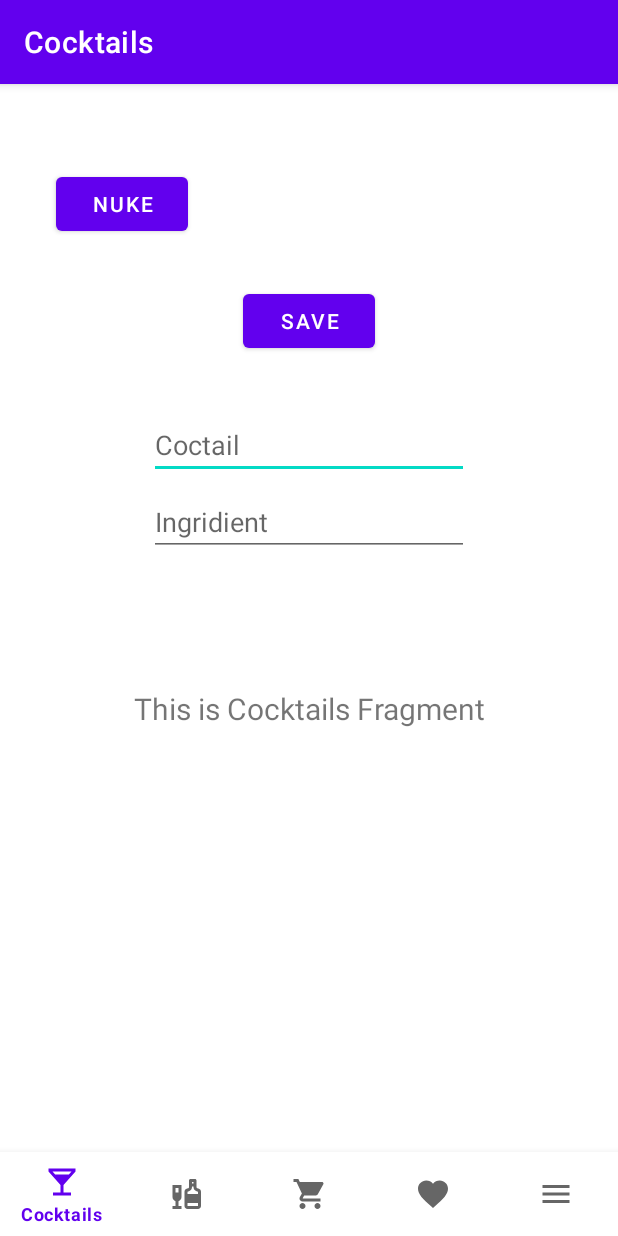
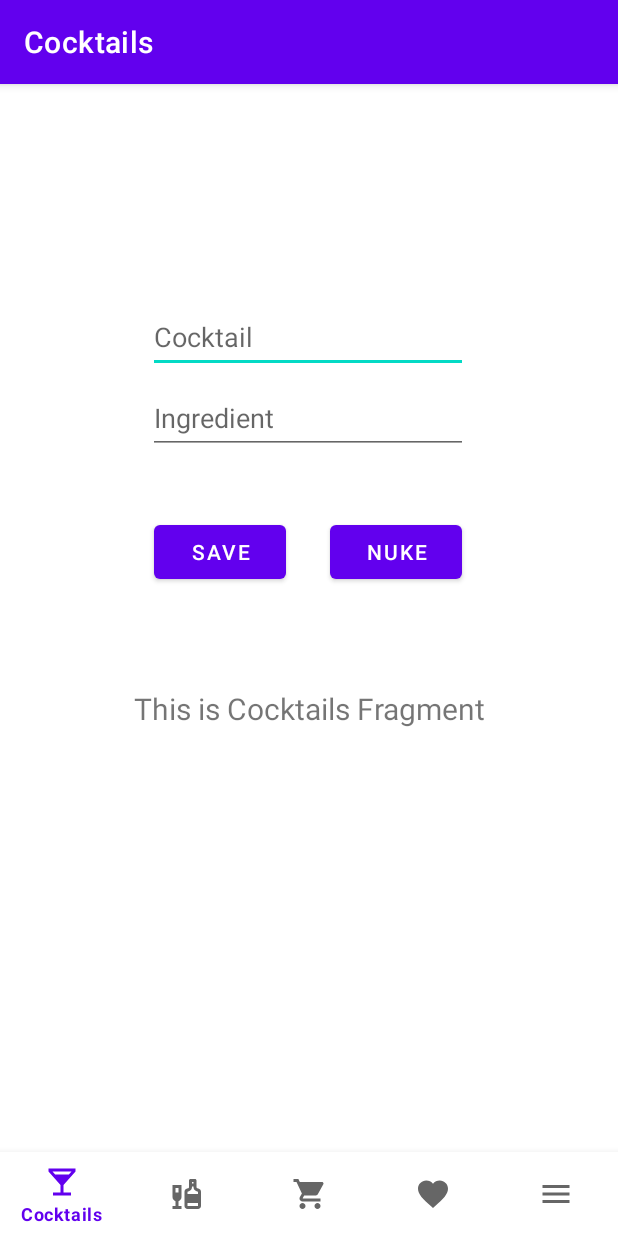
Before and after one commit to tv1light/AppPrototype_1, an Android app built with Jetpack Compose: the screen it shows after launch (MainActivity), on a phone screen of 412 x 824 dp. Run offline under Robolectric (Android 15) with nearby library versions, the phone set to English and light mode, and no system bars; our stand-ins replace Room's generated code, navigation-ui.

Commit message:
No splash, some changes

```diff
--- a/app/src/main/AndroidManifest.xml
+++ b/app/src/main/AndroidManifest.xml
@@ -1,6 +1,6 @@
 <?xml version="1.0" encoding="utf-8"?>
 <manifest xmlns:android="http://schemas.android.com/apk/res/android"
-    xmlns:tools="http://schemas.android.com/tools" >
+    xmlns:tools="http://schemas.android.com/tools">
 
     <application
         android:allowBackup="true"
@@ -9,18 +9,17 @@
         android:icon="@mipmap/ic_launcher"
         android:label="@string/app_name"
         android:supportsRtl="true"
-        android:theme="@style/Theme.AppPrototype1"
-        tools:targetApi="31" >
+        tools:targetApi="31">
         <activity
-            android:name=".MainActivity"
+            android:theme="@style/Theme.AppPrototype1"
+                android:name=".MainActivity"
             android:exported="true"
-            android:theme="@style/Theme.AppPrototype1" >
+           >
             <intent-filter>
                 <action android:name="android.intent.action.MAIN" />
-
                 <category android:name="android.intent.category.LAUNCHER" />
             </intent-filter>
         </activity>
+
     </application>
-
 </manifest>
--- a/app/src/main/java/com/example/appprototype1/MainActivity.kt
+++ b/app/src/main/java/com/example/appprototype1/MainActivity.kt
@@ -9,23 +9,21 @@ import androidx.navigation.ui.setupActionBarWithNavController
 import androidx.navigation.ui.setupWithNavController
 import com.example.appprototype1.databinding.ActivityMainBinding
 
+
+@Suppress("NAME_SHADOWING")
 class MainActivity : AppCompatActivity() {
-    //vlad molodec
 
     private lateinit var binding: ActivityMainBinding
 
     override fun onCreate(savedInstanceState: Bundle?) {
+
         super.onCreate(savedInstanceState)
-
         binding = ActivityMainBinding.inflate(layoutInflater)
         setContentView(binding.root)
 
-
         val db = DataBase.getDB(this)
 
-
-
-//        val it = Item(null,"Bloody Mary", "Vodka") //тестовая херь, думаю будет удобнее её в отдельное окно вынести
+//       val it = Item(null,"Bloody Mary", "Vodka") //тестовая херь, думаю будет удобнее её в отдельное окно вынести
 
         binding.buttonSave.setOnClickListener{
             val it = Item(null,
@@ -50,7 +48,6 @@ class MainActivity : AppCompatActivity() {
         val appBarConfiguration = AppBarConfiguration(
             setOf(
                 R.id.navigation_home, R.id.navigation_ingredients,
-                //brbrbrbrbrb
                 R.id.navigation_cart, R.id.navigation_favorites,
                 R.id.navigation_menu
             )
@@ -58,8 +55,6 @@ class MainActivity : AppCompatActivity() {
 //        db.clearAllTables()
 
 
-
-        //vlad horoshiy
         setupActionBarWithNavController(navController, appBarConfiguration)
         navView.setupWithNavController(navController)
     }
--- /dev/null
+++ b/app/src/main/res/drawable/bg_gradient.xml
@@ -0,0 +1,9 @@
+<?xml version="1.0" encoding="utf-8"?>
+<shape xmlns:android="http://schemas.android.com/apk/res/android"
+    android:shape="rectangle" >
+    <gradient
+        android:type="linear"
+        android:angle="135"
+        android:startColor="#ff1b49"
+        android:endColor="#e67d20" />
+</shape>
--- a/app/src/main/res/layout/activity_main.xml
+++ b/app/src/main/res/layout/activity_main.xml
@@ -17,7 +17,8 @@
         app:layout_constraintBottom_toBottomOf="parent"
         app:layout_constraintLeft_toLeftOf="parent"
         app:layout_constraintRight_toRightOf="parent"
-        app:menu="@menu/bottom_nav_menu" />
+        app:menu="@menu/bottom_nav_menu"
+        tools:ignore="VisualLintBottomNav" />
 
     <fragment
         android:id="@+id/nav_host_fragment_activity_main"
@@ -26,43 +27,53 @@
         android:layout_height="match_parent"
         app:defaultNavHost="true"
         app:layout_constraintBottom_toTopOf="@id/nav_view"
+        app:layout_constraintEnd_toEndOf="parent"
         app:layout_constraintHorizontal_bias="0.0"
         app:layout_constraintLeft_toLeftOf="parent"
         app:layout_constraintRight_toRightOf="parent"
+        app:layout_constraintStart_toStartOf="parent"
         app:layout_constraintTop_toTopOf="parent"
-        app:layout_constraintVertical_bias="0.0"
+        app:layout_constraintVertical_bias="1.0"
         app:navGraph="@navigation/mobile_navigation" />
 
     <Button
         android:id="@+id/buttonSave"
         android:layout_width="wrap_content"
         android:layout_height="wrap_content"
-        android:layout_marginBottom="530dp"
+        android:layout_marginStart="4dp"
         android:text="Save"
-        app:layout_constraintBottom_toTopOf="@+id/nav_view"
-        app:layout_constraintEnd_toEndOf="@+id/nav_view"
-        app:layout_constraintStart_toStartOf="parent" />
+        app:layout_constraintBottom_toBottomOf="parent"
+        app:layout_constraintStart_toStartOf="@+id/edIngr"
+        app:layout_constraintTop_toTopOf="parent"
+        app:layout_constraintVertical_bias="0.349"
+        tools:ignore="HardcodedText" />
 
     <EditText
         android:id="@+id/edCoct"
         android:layout_width="wrap_content"
         android:layout_height="wrap_content"
-        android:layout_marginTop="-550dp"
         android:ems="10"
-        android:hint="Coctail"
+        android:hint="@string/cocktail"
         android:inputType="textPersonName"
+        android:minHeight="48dp"
+        app:layout_constraintBottom_toTopOf="@+id/nav_view"
         app:layout_constraintEnd_toEndOf="parent"
-        app:layout_constraintStart_toStartOf="@+id/nav_host_fragment_activity_main"
-        app:layout_constraintTop_toBottomOf="@+id/nav_host_fragment_activity_main" />
+        app:layout_constraintHorizontal_bias="0.497"
+        app:layout_constraintStart_toStartOf="parent"
+        app:layout_constraintTop_toTopOf="@+id/nav_host_fragment_activity_main"
+        app:layout_constraintVertical_bias="0.218"
+        android:autofillHints="" />
 
     <EditText
         android:id="@+id/edIngr"
         android:layout_width="wrap_content"
         android:layout_height="wrap_content"
         android:layout_marginTop="6dp"
+        android:autofillHints=""
         android:ems="10"
-        android:hint="Ingridient"
+        android:hint="@string/ingredient"
         android:inputType="textPersonName"
+        android:minHeight="48dp"
         app:layout_constraintEnd_toEndOf="@+id/edCoct"
         app:layout_constraintStart_toStartOf="@+id/edCoct"
         app:layout_constraintTop_toBottomOf="@+id/edCoct" />
@@ -71,9 +82,31 @@
         android:id="@+id/buttonNuke"
         android:layout_width="wrap_content"
         android:layout_height="wrap_content"
-        android:text="Nuke"
-        app:layout_constraintEnd_toStartOf="@+id/buttonSave"
-        app:layout_constraintStart_toStartOf="@+id/nav_view"
-        tools:layout_editor_absoluteY="35dp" />
+        android:layout_marginEnd="4dp"
+        android:text="@string/nuke"
+        app:layout_constraintBottom_toBottomOf="parent"
+        app:layout_constraintEnd_toEndOf="@+id/edIngr"
+        app:layout_constraintTop_toTopOf="parent"
+        app:layout_constraintVertical_bias="0.349" />
+
+    <androidx.constraintlayout.widget.Guideline
+        android:id="@+id/guideline2"
+        android:layout_width="wrap_content"
+        android:layout_height="wrap_content"
+        android:layout_marginEnd="411dp"
+        android:orientation="horizontal"
+        app:layout_constraintEnd_toEndOf="parent"
+        app:layout_constraintGuide_begin="248dp"
+        app:layout_constraintStart_toEndOf="@+id/nav_host_fragment_activity_main" />
+
+    <androidx.constraintlayout.widget.Group
+        android:id="@+id/group"
+        android:layout_width="wrap_content"
+        android:layout_height="wrap_content"
+        app:constraint_referenced_ids="buttonNuke,buttonSave"
+        app:layout_constraintBottom_toTopOf="@+id/nav_host_fragment_activity_main"
+        app:layout_constraintEnd_toStartOf="parent"
+        app:layout_constraintStart_toStartOf="parent"
+        app:layout_constraintTop_toTopOf="@+id/nav_host_fragment_activity_main" />
 
 </androidx.constraintlayout.widget.ConstraintLayout>
--- a/app/src/main/res/mipmap-anydpi-v26/ic_launcher_round.xml
+++ b/app/src/main/res/mipmap-anydpi-v26/ic_launcher_round.xml
@@ -1,5 +1,5 @@
 <?xml version="1.0" encoding="utf-8"?>
 <adaptive-icon xmlns:android="http://schemas.android.com/apk/res/android">
     <background android:drawable="@mipmap/ic_launcher_background"/>
-    <foreground android:drawable="@mipmap/ic_launcher_foreground"/>
+    <foreground android:drawable="@drawable/splash"/>
 </adaptive-icon>
--- a/app/src/main/res/values/colors.xml
+++ b/app/src/main/res/values/colors.xml
@@ -6,5 +6,9 @@
     <color name="teal_200">#FF03DAC5</color>
     <color name="teal_700">#FF018786</color>
     <color name="black">#FF000000</color>
-    <color name="white">#FFFFFFFF</color>
+    <color name="orange_900">#BF360C</color>
+    <color name="pink">#E6195A</color>
+    <color name="orange_500">#FF5722</color>
+    <color name="yellow_900">#F57F17</color>
+    <color name="white">#FFFFFF</color>
 </resources>
--- a/app/src/main/res/values/strings.xml
+++ b/app/src/main/res/values/strings.xml
@@ -6,4 +6,8 @@
     <string name="title_favorites">Favorites</string>
     <string name="title_menu">Menu</string>
     <string name="title_activity_main">MainActivity</string>
+    <string name="title_splash_activity">Bar Card</string>
+    <string name="cocktail">Cocktail</string>
+    <string name="ingredient">Ingredient</string>
+    <string name="nuke">Nuke</string>
 </resources>
--- a/app/src/main/res/values/themes.xml
+++ b/app/src/main/res/values/themes.xml
@@ -1,4 +1,4 @@
-<resources xmlns:tools="http://schemas.android.com/tools">
+<resources>
     <!-- Base application theme. -->
     <style name="Theme.AppPrototype1" parent="Theme.MaterialComponents.DayNight.DarkActionBar">
         <!-- Primary brand color. -->
@@ -13,4 +13,12 @@
         <item name="android:statusBarColor">?attr/colorPrimaryVariant</item>
         <!-- Customize your theme here. -->
     </style>
+
+    <style name="SplashTheme" parent="Theme.MaterialComponents.DayNight.DarkActionBar">
+        <item name="android:windowBackground">@drawable/bg_gradient</item>
+        <item name="colorPrimary">@color/orange_500</item>
+        <item name="colorPrimaryDark">@color/orange_900</item>
+        <item name="colorAccent">@color/pink</item>
+        <item name="android:statusBarColor">@color/orange_500</item>
+    </style>
 </resources>
```
Also changed, not shown: app/src/main/res/drawable/splash.png (added), 1 other file.
